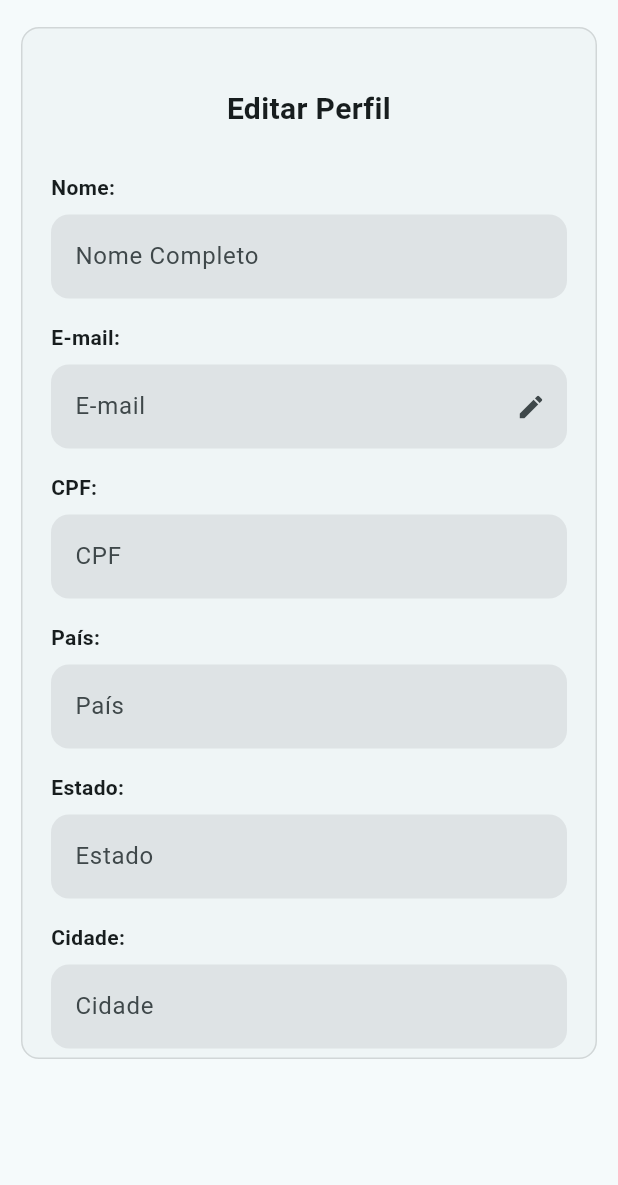
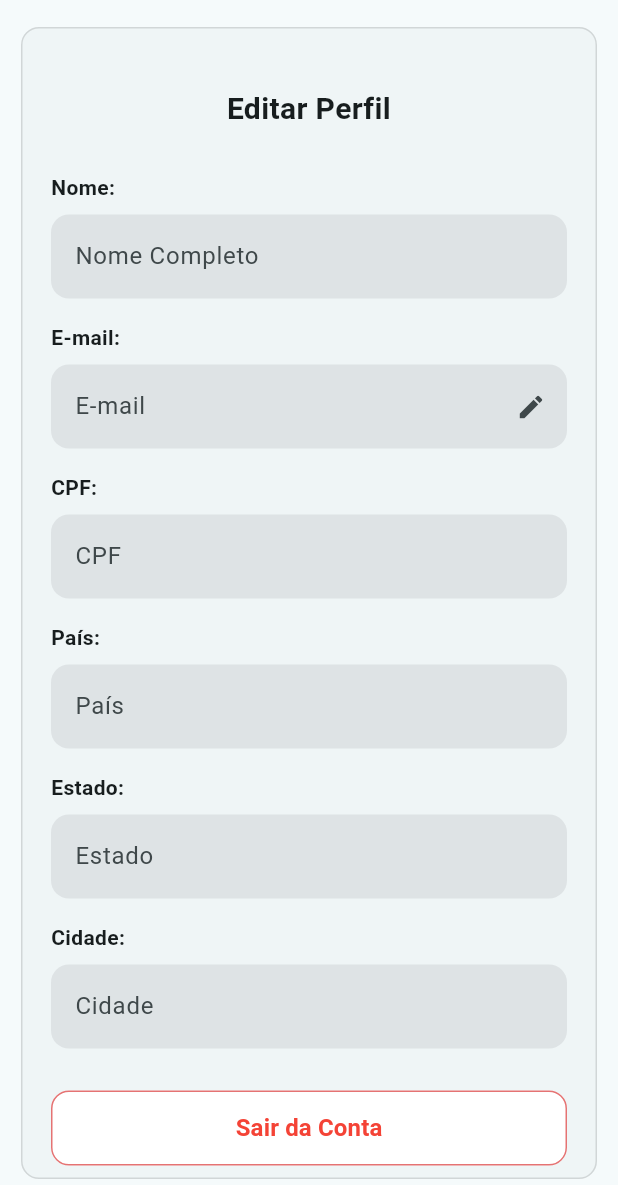
Before and after one commit to FabioMiguelNascimento/echoTrack, a Flutter app: the ProfilePage screen opened directly, on a phone screen of 412 x 824 dp, the part 51-1236 px from its top. Run offline on Flutter 3.47's test engine with Material 3 defaults, Android fonts, the phone set to English and light mode, and no system bars; our stand-ins replace cloud_firestore, firebase_auth, firebase_core, google_maps_flutter, shared_preferences; missing offline and left inert: floating_navbar; accounts and stored records are empty; generated files the repository leaves out were written again.

Commit message:
style: ajuste de altura

```diff
--- a/lib/src/views/user/profile_page.dart
+++ b/lib/src/views/user/profile_page.dart
@@ -379,6 +379,7 @@ class _ProfilePageState extends State<ProfilePage> {
                                     ),
                             ),
                           ),
+                          SizedBox(height: 90),
                         ],
                       ),
                     ),
@@ -386,7 +387,6 @@ class _ProfilePageState extends State<ProfilePage> {
                 ),
               ),
             ),
-            SizedBox(height: 80),
           ],
         ),
       ),
```
